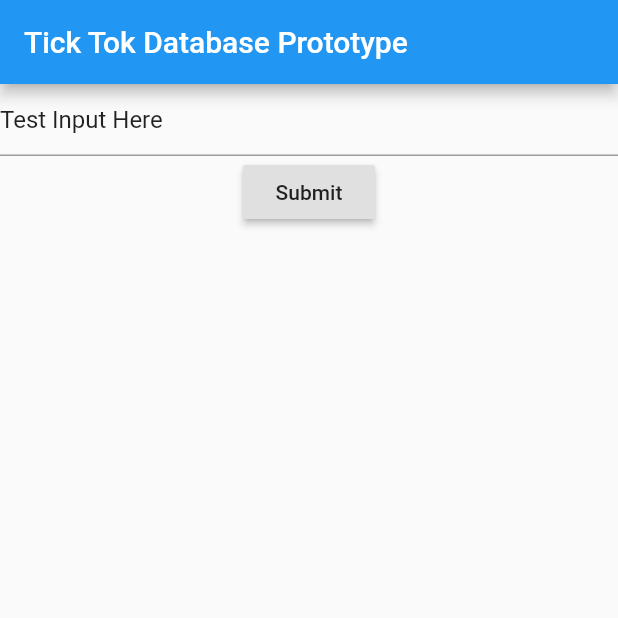
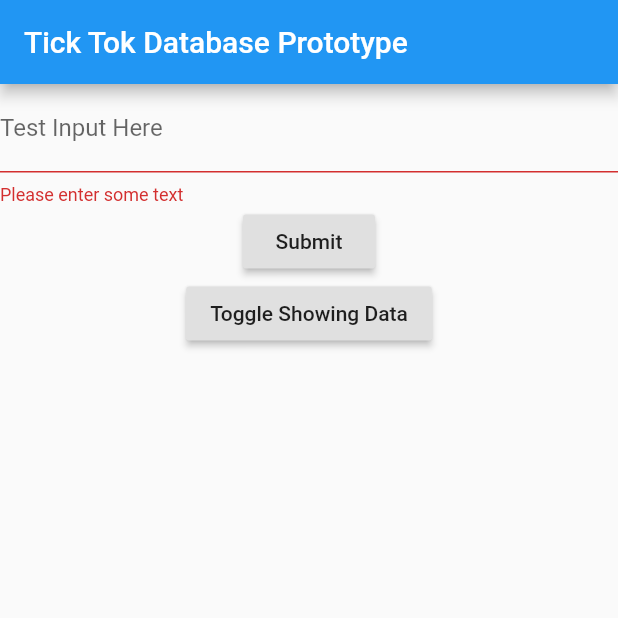
Before and after one commit to adamcantor22/Tick-mon, a Flutter app: the screen it shows after launch, after a tap on "Submit", on a phone screen of 412 x 824 dp, the top half of it. Run offline on Flutter 3.47's test engine with Material 2 defaults, Android fonts, the phone set to English and light mode, and no system bars; our stand-ins replace cloud_firestore; accounts and stored records are empty.

Commit message:
Firebase Demo
We now have a simple app that successfully reads and writes a test property ('test_usernames') from and into a Firebase database.

```diff
--- a/tick_tok_bio/lib/main.dart
+++ b/tick_tok_bio/lib/main.dart
@@ -25,23 +25,84 @@ class InputSection extends StatefulWidget {
 }
 
 class _InputSectionState extends State<InputSection> {
+  final _formKey = GlobalKey<FormState>();
+  final myController = TextEditingController();
+  bool showData = false;
+
   @override
   Widget build(BuildContext context) {
-    return Form(
+    return Column(
+      children: <Widget>[
+        Form(
+          key: _formKey,
           child: Column(
             children: <Widget>[
               TextFormField(
-            initialValue: 'Test Input Here',
+                controller: myController,
+                decoration: InputDecoration(
+                  labelText: 'Test Input Here',
+                ),
+                validator: (value) {
+                  if (value.isEmpty) {
+                    return 'Please enter some text';
+                  }
+                  return null;
+                },
               ),
               RaisedButton(
                 onPressed: () {
-              //do something
-              return;
+                  setState(
+                    () {
+                      if (_formKey.currentState.validate()) {
+                        String newUser = myController.text;
+                        Scaffold.of(context).showSnackBar(
+                          SnackBar(
+                            content: Text('submitting'),
+                          ),
+                        );
+                        Firestore.instance
+                            .collection('test_usernames')
+                            .document()
+                            .setData({'username': newUser});
+                      }
+                    },
+                  );
                 },
                 child: Text('Submit'),
               ),
             ],
           ),
+        ),
+        RaisedButton(
+          onPressed: () {
+            setState(() {
+              showData = !showData;
+            });
+          },
+          child: Text('Toggle Showing Data'),
+        ),
+        if (showData)
+          StreamBuilder(
+            stream: Firestore.instance.collection('test_usernames').snapshots(),
+            builder: (context, snapshot) {
+              if (!snapshot.hasData) return Text('Loading...');
+              return Expanded(
+                child: ListView.builder(
+                  shrinkWrap: true,
+                  itemExtent: 80.0,
+                  itemCount: snapshot.data.documents.length,
+                  itemBuilder: (context, index) {
+                    return ListTile(
+                      title: Text(
+                        snapshot.data.documents[index]['username'],
+                      ),
+                    );
+                  },
+                ),
+              );
+            },
+          ),
+      ],
     );
   }
 }
```
Lines whose indentation alone changed are shown as unchanged.
